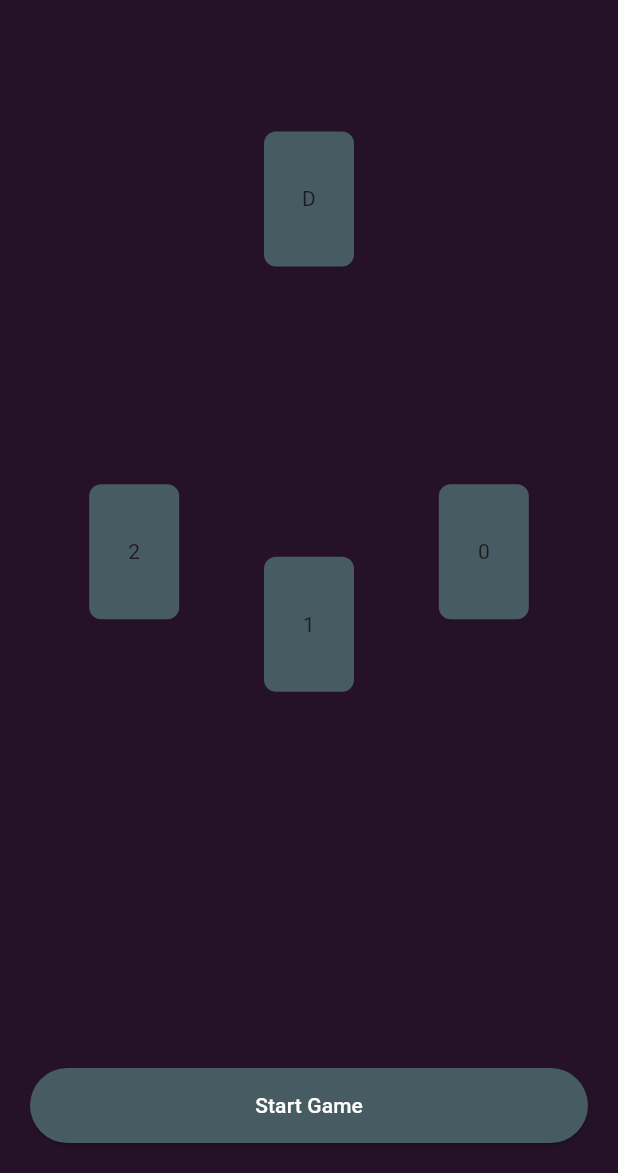
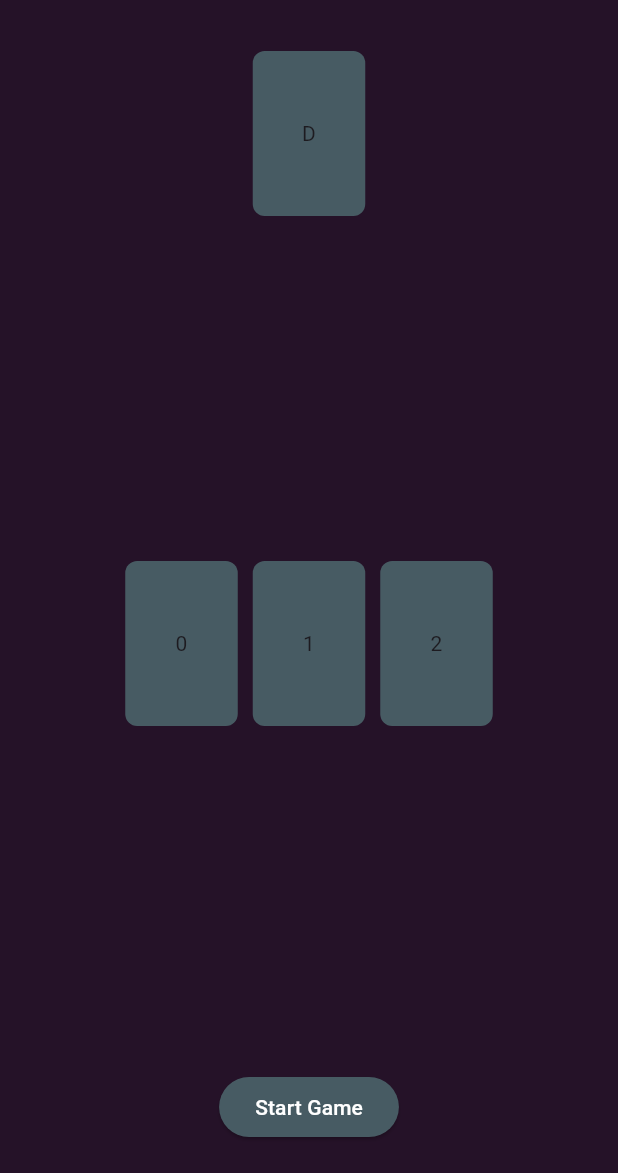
Before and after one commit to MateoSacre/Turbo_Blackjack, a Flutter app: the PlayTable screen opened by its route, on a phone screen of 412 x 824 dp, the part 63-1236 px from its top. Run offline on Flutter 3.47's test engine with Material 3 defaults, Android fonts, the light colour scheme and no system bars; our stand-ins replace logger.

Commit message:
[V0.2.7] added stats, settings in AppBar, colors on card for different victory status and fix gameplay bugs.

```diff
--- a/lib/Game/Data/game_values.dart
+++ b/lib/Game/Data/game_values.dart
@@ -11,7 +11,6 @@ class GameValues {
 
   static bool isGameStarted = false;
   static bool isGameEnded = false;
-  static bool isDrawing = false;
 
   static int currentHandIndex = -1;
 }
--- a/lib/Game/Logic/deck_logic.dart
+++ b/lib/Game/Logic/deck_logic.dart
@@ -50,7 +50,7 @@ class DeckLogic {
     }
 
     for (int round = 1; round <= shuffleCount; round++) {
-      SettingsGlobalValues.logger.d("\n--- Shuffle #$round ---");
+      SettingsGlobalValues.logger.t("\n--- Shuffle #$round ---");
 
       if (deck.length < 8) {
         SettingsGlobalValues.logger
@@ -64,7 +64,7 @@ class DeckLogic {
       deck = _interlaceSubDecks(mixedSubDecks);
     }
 
-    SettingsGlobalValues.logger.d(
+    SettingsGlobalValues.logger.t(
         "\nFinal deck of [${deck.length}] cards after $shuffleCount shuffles: ${deck.map((c) => c.toString()).join(', ')}");
     GameValues.deck = deck;
   }
@@ -76,7 +76,7 @@ class DeckLogic {
       deck[i] = deck[j];
       deck[j] = temp;
     }
-    SettingsGlobalValues.logger.d(
+    SettingsGlobalValues.logger.t(
         "Shuffled deck (simple): ${deck.map((c) => c.toString()).join(', ')}");
     return deck;
   }
@@ -92,7 +92,7 @@ class DeckLogic {
       int currentSize = baseSize + (i < remainder ? 1 : 0);
       int end = currentIndex + currentSize;
       subDecks.add(deck.sublist(currentIndex, end));
-      SettingsGlobalValues.logger.d(
+      SettingsGlobalValues.logger.t(
           "SubDeck $i : ${deck.sublist(currentIndex, end).map((c) => c.toString()).join(', ')}");
       currentIndex = end;
     }
@@ -116,10 +116,10 @@ class DeckLogic {
       List<Card> firstHalf = subDeck.sublist(0, middle);
       List<Card> secondHalf = subDeck.sublist(middle);
 
-      SettingsGlobalValues.logger.d("SubDeck $d split into:");
+      SettingsGlobalValues.logger.t("SubDeck $d split into:");
       SettingsGlobalValues.logger
-          .d("- First half: ${firstHalf.map((c) => c.toString()).join(', ')}");
-      SettingsGlobalValues.logger.d(
+          .t("- First half: ${firstHalf.map((c) => c.toString()).join(', ')}");
+      SettingsGlobalValues.logger.t(
           "- Second half: ${secondHalf.map((c) => c.toString()).join(', ')}");
 
       List<Card> mixed = [];
@@ -129,7 +129,7 @@ class DeckLogic {
         if (j < secondHalf.length) mixed.add(secondHalf[j++]);
       }
 
-      SettingsGlobalValues.logger.d(
+      SettingsGlobalValues.logger.t(
           "SubDeck $d shuffled: ${mixed.map((c) => c.toString()).join(', ')}");
       mixedSubDecks.add(mixed);
     }
@@ -151,7 +151,7 @@ class DeckLogic {
         }
       }
     }
-    SettingsGlobalValues.logger.d(
+    SettingsGlobalValues.logger.t(
         "Deck of [${finalDeck.length}] cards rebuilt after interlacing: ${finalDeck.map((c) => c.toString()).join(', ')}");
     return finalDeck;
   }
@@ -159,7 +159,7 @@ class DeckLogic {
   static Future<Card> drawCard() async {
     checkForDeckShuffle();
     Card card = GameValues.deck.removeLast();
-    SettingsGlobalValues.logger.d(
+    SettingsGlobalValues.logger.t(
         "\nDeck of [${GameValues.deck.length}] cards after draw: ${GameValues.deck.map((c) => c.toString()).join(', ')}");
     await waitForDraw();
 
@@ -223,7 +223,7 @@ class DeckLogic {
       for (final c in piles[targetPileIndex]) beforeCount += c.getCountValue();
 
       // Log avant insertion
-      SettingsGlobalValues.logger.d(
+      SettingsGlobalValues.logger.t(
           "shuffleWithShuffler[card=${card.getCardValue()},value=${card.value},countValue=${card.getCountValue()},"
           "pileIndex=${targetPileIndex},pileCountBefore=${beforeCount},pileCountAfter=${beforeCount + card.getCountValue()}]");
 
--- a/lib/Game/Table/play_table.dart
+++ b/lib/Game/Table/play_table.dart
@@ -1,5 +1,4 @@
 import 'dart:async';
-import 'dart:math';
 
 import 'package:flutter/material.dart';
 import 'package:turbo_blackjack/Game/Logic/deck_logic.dart';
@@ -83,14 +82,14 @@ class PlayTableState extends State<PlayTable> {
         width: SettingsGlobalValues.playerCardWidth,
         height: SettingsGlobalValues.playerCardHeight,
         decoration: BoxDecoration(
-          color: hand.isPlayed
-              ? SettingsGlobalValues.positiveColor
-              : SettingsGlobalValues.secondColor,
+          color: getHandColor(hand),
           borderRadius: BorderRadius.circular(8),
           border: Border.all(
             color: GameValues.isGameStarted &&
                     !GameValues.isGameEnded &&
                     GameValues.currentHandIndex >= 0 &&
+                    GameValues.currentHandIndex <
+                        GameValues.player.hands.length &&
                     GameValues.player.hands[GameValues.currentHandIndex] == hand
                 ? SettingsGlobalValues.activeColor
                 : SettingsGlobalValues.darkColor,
@@ -125,51 +124,36 @@ class PlayTableState extends State<PlayTable> {
       ),
       body: Column(
         children: [
-          Expanded(
-            child: LayoutBuilder(
-              builder: (context, constraints) {
-                final center = Offset(
-                    constraints.maxWidth / 2, constraints.maxHeight * .35);
-                final radius =
-                    min(constraints.maxWidth, constraints.maxHeight) * 0.40;
-                List<Widget> stackChildren = [];
-                int length = (GameValues.isGameStarted
-                    ? GameValues.player.hands.length
-                    : GameValues.handsToPlay.length);
-                double offset = 0;
-                double startAngle = pi + offset;
-                double endAngle = startAngle + (pi - 2 * offset);
-                double step = (endAngle - startAngle) / (length + 1);
-                for (int i = 0; i < length; i++) {
-                  final angle = startAngle + step * (i + 1);
-                  final offsetForCard = Offset.fromDirection(angle, radius);
-                  stackChildren.add(Positioned(
-                    left: center.dx -
-                        offsetForCard.dx -
-                        SettingsGlobalValues.playerCardWidth / 2,
-                    top: center.dy -
-                        offsetForCard.dy -
-                        SettingsGlobalValues.playerCardHeight / 2,
-                    child: GameValues.isGameStarted
-                        ? _buildPositionFromHand(GameValues.player.hands[i])
-                        : _buildPosition("$i", GameValues.handsToPlay[i]),
-                  ));
-                }
-
           // Dealer position
-                stackChildren.add(Positioned(
-                  left: center.dx - SettingsGlobalValues.playerCardWidth / 2,
-                  top: center.dy * .5 -
-                      SettingsGlobalValues.playerCardHeight / 2,
+          Padding(
+            padding: const EdgeInsets.all(20.0),
             child: GameValues.isGameStarted
                 ? _buildPositionFromHand(GameValues.dealerHand)
                 : _buildPosition("D", Hand()),
-                ));
-
-                return Stack(children: stackChildren);
-              },
+          ),
+          // Player's Hands
+          Expanded(
+              child: Center(
+            child: Wrap(
+              alignment: WrapAlignment.center,
+              direction: Axis.horizontal,
+              spacing: SettingsGlobalValues.globalEdgeInset,
+              runSpacing: SettingsGlobalValues.globalEdgeInset,
+              children: List.generate(
+                (GameValues.isGameStarted
+                    ? GameValues.player.hands.length
+                    : GameValues.handsToPlay.length),
+                (i) => GameValues.isGameStarted
+                    ? _buildPositionFromHand(GameValues
+                        .player.hands[GameValues.player.hands.length - 1 - i])
+                    : _buildPosition(
+                        "$i",
+                        GameValues.handsToPlay[
+                            GameValues.handsToPlay.length - 1 - i]),
               ),
             ),
+          )),
+          // Contextual Buttons
           Padding(
             padding: const EdgeInsets.all(20.0),
             child: getButtons(),
@@ -189,7 +173,6 @@ class PlayTableState extends State<PlayTable> {
           });
         },
         style: ElevatedButton.styleFrom(
-          minimumSize: const Size(double.infinity, 50),
           backgroundColor: hasHands
               ? SettingsGlobalValues.positiveColor
               : SettingsGlobalValues.secondColor,
@@ -200,11 +183,13 @@ class PlayTableState extends State<PlayTable> {
         ),
       );
     }
-    if (GameValues.isGameStarted &&
-        !GameValues.isGameEnded &&
-        !GameValues.isDrawing) {
+    if (GameValues.isGameStarted && !GameValues.isGameEnded) {
       return Wrap(
+        alignment: WrapAlignment.center,
+        spacing: SettingsGlobalValues.globalEdgeInset,
+        runSpacing: SettingsGlobalValues.globalEdgeInset,
         children: [
+          // Hit=
           ElevatedButton(
             onPressed: () {
               setState(() {
@@ -213,7 +198,6 @@ class PlayTableState extends State<PlayTable> {
               });
             },
             style: ElevatedButton.styleFrom(
-              minimumSize: const Size(double.infinity, 50),
               backgroundColor: SettingsGlobalValues.positiveColor,
             ),
             child: const Text(
@@ -221,6 +205,7 @@ class PlayTableState extends State<PlayTable> {
               style: TextStyle(color: SettingsGlobalValues.neutralColor),
             ),
           ),
+          // Stand
           ElevatedButton(
             onPressed: () {
               setState(() {
@@ -229,7 +214,6 @@ class PlayTableState extends State<PlayTable> {
               });
             },
             style: ElevatedButton.styleFrom(
-              minimumSize: const Size(double.infinity, 50),
               backgroundColor: SettingsGlobalValues.positiveColor,
             ),
             child: const Text(
@@ -237,51 +221,61 @@ class PlayTableState extends State<PlayTable> {
               style: TextStyle(color: SettingsGlobalValues.neutralColor),
             ),
           ),
-          if (GameLogic.isFirstTurnForHand())
+          // Double
           ElevatedButton(
             onPressed: () {
+              if (GameLogic.isFirstTurnForHand()) {
                 setState(() {
                   GameLogic.double(
                       GameValues.player.hands[GameValues.currentHandIndex]);
                 });
+              }
             },
             style: ElevatedButton.styleFrom(
-                minimumSize: const Size(double.infinity, 50),
-                backgroundColor: SettingsGlobalValues.positiveColor,
+              backgroundColor: GameLogic.isFirstTurnForHand()
+                  ? SettingsGlobalValues.positiveColor
+                  : SettingsGlobalValues.secondColor,
             ),
             child: const Text(
               'Double',
               style: TextStyle(color: SettingsGlobalValues.neutralColor),
             ),
           ),
-          if (GameLogic.isFirstTurnForHand() && GameLogic.canSplit())
+          // Split
           ElevatedButton(
             onPressed: () {
+              if (GameLogic.isFirstTurnForHand() && GameLogic.canSplit()) {
                 setState(() {
                   GameLogic.split(
                       GameValues.player.hands[GameValues.currentHandIndex]);
                 });
+              }
             },
             style: ElevatedButton.styleFrom(
-                minimumSize: const Size(double.infinity, 50),
-                backgroundColor: SettingsGlobalValues.positiveColor,
+              backgroundColor:
+                  GameLogic.isFirstTurnForHand() && GameLogic.canSplit()
+                      ? SettingsGlobalValues.positiveColor
+                      : SettingsGlobalValues.secondColor,
             ),
             child: const Text(
               'Split',
               style: TextStyle(color: SettingsGlobalValues.neutralColor),
             ),
           ),
-          if (GameLogic.isFirstTurnForHand())
+          // Surrender
           ElevatedButton(
             onPressed: () {
+              if (GameLogic.isFirstTurnForHand()) {
                 setState(() {
                   GameLogic.surrender(
                       GameValues.player.hands[GameValues.currentHandIndex]);
                 });
+              }
             },
             style: ElevatedButton.styleFrom(
-                minimumSize: const Size(double.infinity, 50),
-                backgroundColor: SettingsGlobalValues.positiveColor,
+              backgroundColor: GameLogic.isFirstTurnForHand()
+                  ? SettingsGlobalValues.positiveColor
+                  : SettingsGlobalValues.secondColor,
             ),
             child: const Text(
               'Surrender',
@@ -293,6 +287,9 @@ class PlayTableState extends State<PlayTable> {
     }
     if (GameValues.isGameEnded && GameValues.isGameStarted) {
       return Wrap(
+        alignment: WrapAlignment.center,
+        spacing: SettingsGlobalValues.globalEdgeInset,
+        runSpacing: SettingsGlobalValues.globalEdgeInset,
         children: [
           ElevatedButton(
             onPressed: () async {
@@ -300,7 +297,6 @@ class PlayTableState extends State<PlayTable> {
               setState(() {});
             },
             style: ElevatedButton.styleFrom(
-              minimumSize: const Size(double.infinity, 50),
               backgroundColor: SettingsGlobalValues.positiveColor,
             ),
             child: const Text(
@@ -314,7 +310,6 @@ class PlayTableState extends State<PlayTable> {
               setState(() {});
             },
             style: ElevatedButton.styleFrom(
-              minimumSize: const Size(double.infinity, 50),
               backgroundColor: SettingsGlobalValues.positiveColor,
             ),
             child: const Text(
@@ -326,4 +321,44 @@ class PlayTableState extends State<PlayTable> {
       );
     }
   }
+
+  getHandColor(Hand hand) {
+    if (!GameValues.isGameStarted && !GameValues.isGameEnded) {
+      if (hand.isPlayed) {
+        return SettingsGlobalValues.positiveColor;
+      } else {
+        return SettingsGlobalValues.secondColor;
       }
+    } else if (GameValues.isGameStarted && !GameValues.isGameEnded) {
+      int handIndex = GameValues.player.hands.indexOf(hand);
+      if (handIndex == GameValues.currentHandIndex) {
+        return SettingsGlobalValues.positiveColor;
+      } else if (handIndex > GameValues.currentHandIndex) {
+        return SettingsGlobalValues.secondColor;
+      } else {
+        if (hand.getValue() > 21) {
+          return SettingsGlobalValues.negativeColor;
+        } else {
+          return SettingsGlobalValues.positiveColor;
+        }
+      }
+    } else if (GameValues.isGameStarted && GameValues.isGameEnded) {
+      switch (GameLogic.getVictoryStatus(GameValues.dealerHand, hand)) {
+        case VictoryStatus.blackJack:
+          return SettingsGlobalValues.goldColor;
+        case VictoryStatus.win:
+          return SettingsGlobalValues.positiveColor;
+        case VictoryStatus.draw:
+          return SettingsGlobalValues.activeColor;
+        case VictoryStatus.surrender:
+          return SettingsGlobalValues.orangeColor;
+        case VictoryStatus.lost:
+        case VictoryStatus.bust:
+          return SettingsGlobalValues.negativeColor;
+        case VictoryStatus.empty:
+        default:
+          return SettingsGlobalValues.darkColor;
+      }
+    }
+  }
+}
--- a/lib/Game/history_page.dart
+++ b/lib/Game/history_page.dart
@@ -1,8 +1,8 @@
 import 'package:flutter/material.dart';
 
 import '../Settings/settings_global_values.dart';
-import 'Data/History/history_hand.dart';
 import 'Data/History/history_manager.dart';
+import 'Logic/game_logic.dart';
 
 class HistoryPage extends StatelessWidget {
   const HistoryPage({super.key});
--- a/lib/Settings/setting_page.dart
+++ b/lib/Settings/setting_page.dart
@@ -77,7 +77,7 @@ class SettingsPageState extends State<SettingsPage> {
   }
 
   List<Widget> getOptionSlider(IntegerSetting setting) {
-    return getOptionSliderWithValues(setting, 1, 10, 9);
+    return getOptionSliderWithValues(setting, 1, 7, 6);
   }
 
   List<Widget> getOptionSliderWithValues(
--- a/lib/Settings/settings_global_values.dart
+++ b/lib/Settings/settings_global_values.dart
@@ -9,7 +9,7 @@ import 'package:turbo_blackjack/Settings/settings_types.dart';
 class SettingsGlobalValues {
   SettingsGlobalValues();
 
-  static final logger = Logger(level: Level.info);
+  static final logger = Logger(level: Level.debug);
 
   static IntegerSetting deckCount = IntegerSetting(
       settingName: 'Deck Count', settingValue: 1, doesChangeNeedReload: true);
@@ -83,14 +83,15 @@ class SettingsGlobalValues {
   static const Color secondColor = Color(0xFF475B63);
   static const Color positiveColor = Color(0xFF339C29);
   static const Color negativeColor = Color(0xFFF42C04);
+  static const Color orangeColor = Color(0xFFF42C04);
   static const Color neutralColor = Color(0xFFFFFFFF);
   static const Color goldColor = Color(0xffffd700);
   static const Color activeColor = Color(0xff2873b0);
   static const Color darkColor = Color(0xff000000);
 
   static const double globalEdgeInset = 10;
-  static const double playerCardWidth = 60;
-  static const double playerCardHeight = 90;
+  static const double playerCardWidth = 75;
+  static const double playerCardHeight = 110;
   static const double addHandButtonWidth = 100;
   static const double addHandButtonHeight = 40;
   static const double cardBorderWidth = 4;
--- a/pubspec.yaml
+++ b/pubspec.yaml
@@ -3,7 +3,7 @@ description: "Time to train your BlackJack strats !"
 publish_to: 'none'
 
 
-version: 0.3.0
+version: 0.2.7
 
 environment:
   sdk: '>=3.4.3 <4.0.0'
```
Also changed, not shown: lib/Game/Data/History/history_game.dart (+3 -30 lines), lib/Game/Data/History/history_hand.dart (+1 -10 lines), lib/Game/Logic/game_logic.dart (+70 -14 lines), lib/Game/stats_page.dart (+62 -33 lines). Lines whose indentation alone changed are shown as unchanged.
